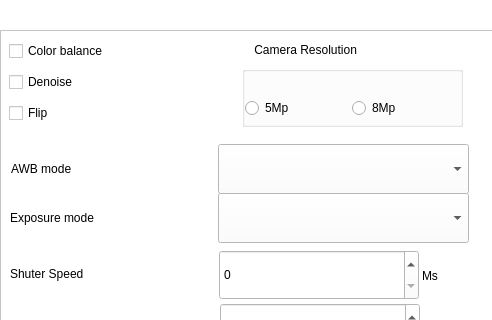
Qt form formsettings.ui (JairoSalazarV/HypCamApp) before a commit; both pictures show x 0 to 492 and y 0 to 320 of the 492 by 837 pixel window.
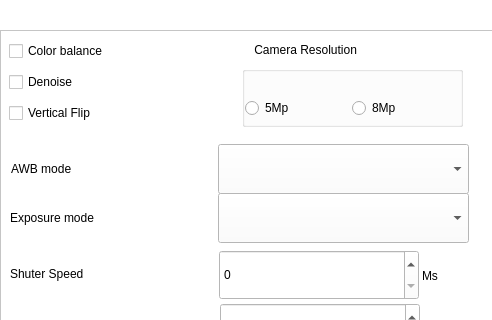
The same form after that commit. Icons and pictures are not drawn.

```diff
--- a/formsettings.ui
+++ b/formsettings.ui
@@ -577,7 +577,7 @@
      <item>
       <widget class="QCheckBox" name="cbFlipped">
        <property name="text">
-        <string>Flip</string>
+        <string>Vertical Flip</string>
        </property>
       </widget>
      </item>
```
